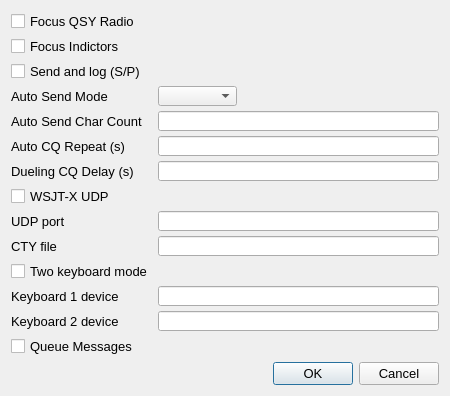
Old version of the form so2sdr/settingsdialog.ui in the repository n4ogw/so2sdr.
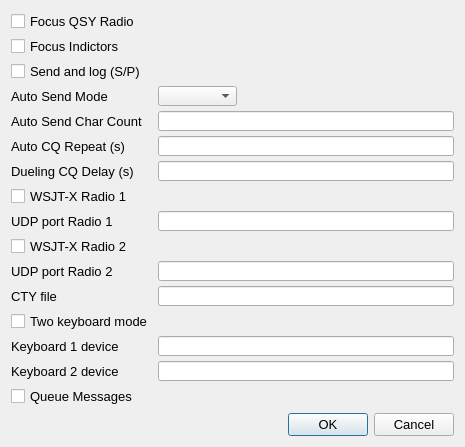
New version of the form.

```diff
--- a/so2sdr/settingsdialog.ui
+++ b/so2sdr/settingsdialog.ui
@@ -9,8 +9,8 @@
    <rect>
     <x>0</x>
     <y>0</y>
-    <width>450</width>
-    <height>396</height>
+    <width>465</width>
+    <height>447</height>
    </rect>
   </property>
   <property name="sizePolicy">
@@ -28,7 +28,7 @@
   <property name="maximumSize">
    <size>
     <width>565</width>
-    <height>680</height>
+    <height>700</height>
    </size>
   </property>
   <property name="font">
@@ -272,7 +272,7 @@
         <string>Receive UDP packets from WSJT-X</string>
        </property>
        <property name="text">
-        <string>WSJT-X UDP</string>
+        <string>WSJT-X Radio 1</string>
        </property>
       </widget>
      </item>
@@ -284,7 +284,7 @@
         </font>
        </property>
        <property name="text">
-        <string>UDP port</string>
+        <string>UDP port Radio 1</string>
        </property>
       </widget>
      </item>
@@ -318,7 +318,7 @@
        </property>
       </widget>
      </item>
-     <item row="10" column="0">
+     <item row="12" column="0">
       <widget class="QLabel" name="label_5">
        <property name="sizePolicy">
         <sizepolicy hsizetype="MinimumExpanding" vsizetype="Preferred">
@@ -342,7 +342,7 @@
        </property>
       </widget>
      </item>
-     <item row="10" column="1">
+     <item row="12" column="1">
       <widget class="QLineEdit" name="ctyLineEdit">
        <property name="sizePolicy">
         <sizepolicy hsizetype="Expanding" vsizetype="Fixed">
@@ -372,7 +372,7 @@
        </property>
       </widget>
      </item>
-     <item row="11" column="0">
+     <item row="13" column="0">
       <widget class="QCheckBox" name="kbdCheckBox">
        <property name="toolTip">
         <string>In this mode two keyboards are mapped separately to radio1 and radio2. Sprint mode, toggle mode, and alt-D do not coexist with two keyboard mode.</string>
@@ -382,14 +382,14 @@
        </property>
       </widget>
      </item>
-     <item row="12" column="0">
+     <item row="14" column="0">
       <widget class="QLabel" name="label_7">
        <property name="text">
         <string>Keyboard 1 device</string>
        </property>
       </widget>
      </item>
-     <item row="12" column="1">
+     <item row="14" column="1">
       <widget class="QLineEdit" name="kbd1LineEdit">
        <property name="sizePolicy">
         <sizepolicy hsizetype="Expanding" vsizetype="Fixed">
@@ -402,14 +402,14 @@
        </property>
       </widget>
      </item>
-     <item row="13" column="0">
+     <item row="15" column="0">
       <widget class="QLabel" name="label_8">
        <property name="text">
         <string>Keyboard 2 device</string>
        </property>
       </widget>
      </item>
-     <item row="13" column="1">
+     <item row="15" column="1">
       <widget class="QLineEdit" name="kbd2LineEdit">
        <property name="sizePolicy">
         <sizepolicy hsizetype="Expanding" vsizetype="Fixed">
@@ -422,13 +422,30 @@
        </property>
       </widget>
      </item>
-     <item row="14" column="0">
+     <item row="16" column="0">
       <widget class="QCheckBox" name="queueCheckBox">
        <property name="text">
         <string>Queue Messages</string>
        </property>
       </widget>
      </item>
+     <item row="10" column="0">
+      <widget class="QCheckBox" name="UDPCheckBox2">
+       <property name="text">
+        <string>WSJT-X Radio 2</string>
+       </property>
+      </widget>
+     </item>
+     <item row="11" column="0">
+      <widget class="QLabel" name="label_9">
+       <property name="text">
+        <string>UDP port Radio 2</string>
+       </property>
+      </widget>
+     </item>
+     <item row="11" column="1">
+      <widget class="QLineEdit" name="UDPPortLineEdit2"/>
+     </item>
     </layout>
    </item>
    <item>
```
Left out of the diff: 4 changed lines with no effect on the pictures.
